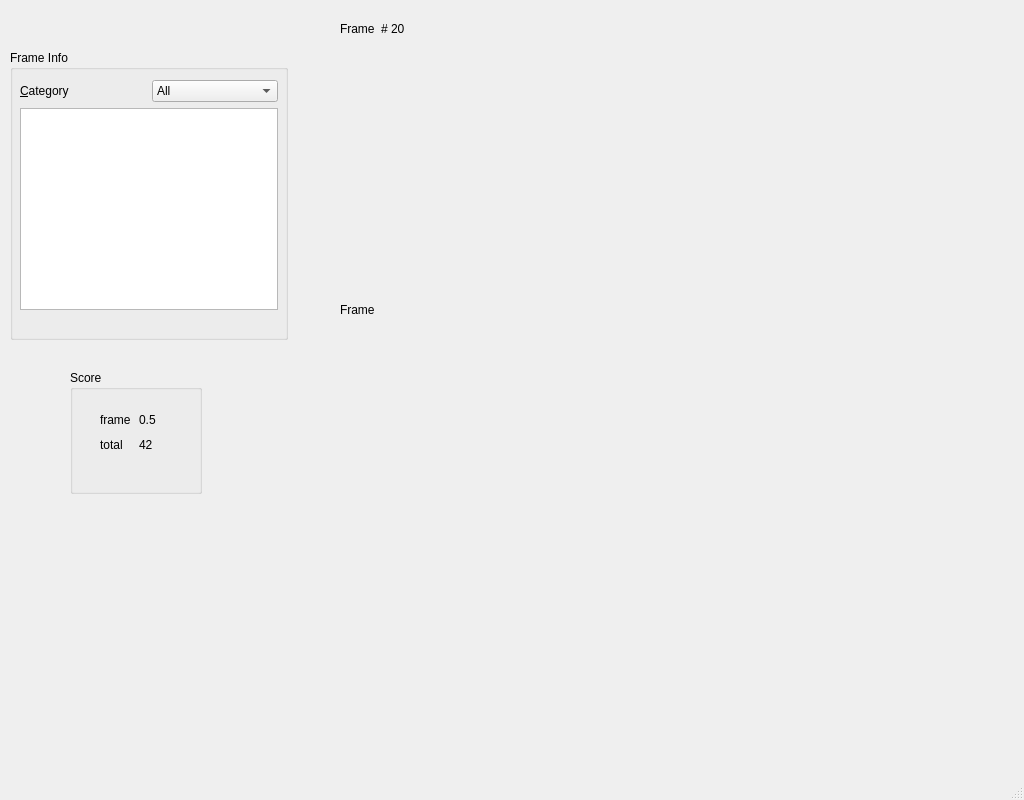
Above: src/lib/analyzegoldenwindow.ui from eala/mediaAlgoManager before the change. Below: the same form after it.
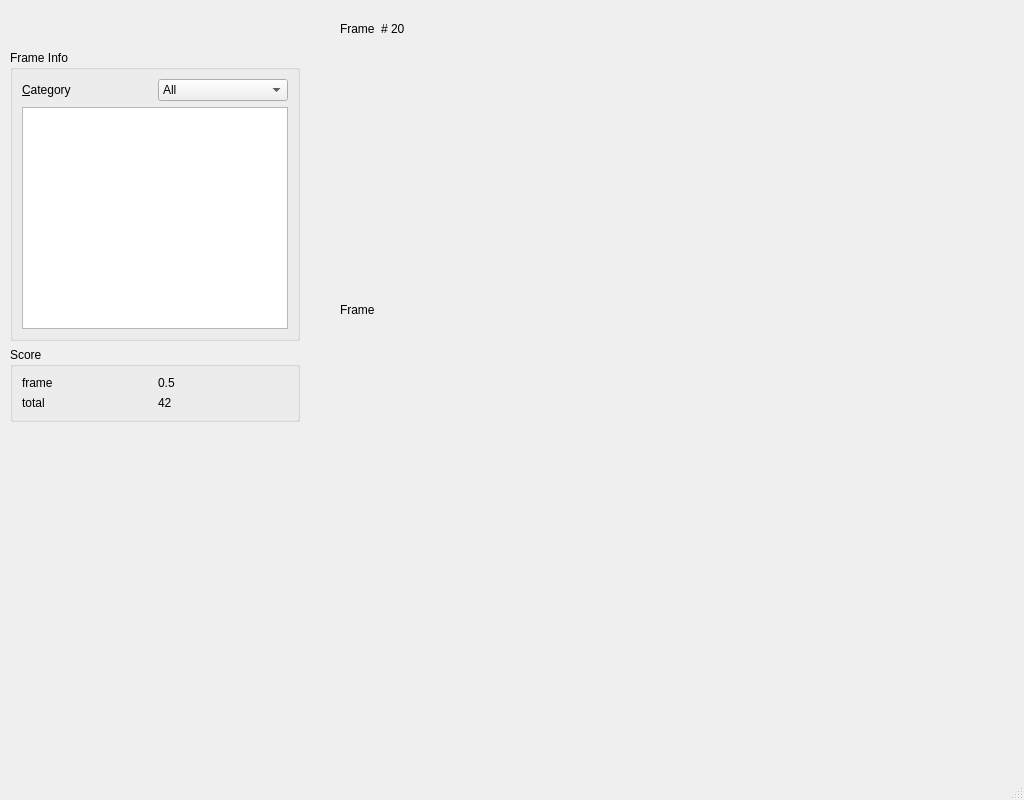
That is the form after the change.

```diff
--- a/src/lib/analyzegoldenwindow.ui
+++ b/src/lib/analyzegoldenwindow.ui
@@ -14,27 +14,62 @@
    <string>MainWindow</string>
   </property>
   <widget class="QWidget" name="centralwidget">
-   <widget class="QGroupBox" name="groupBox">
+   <widget class="QWidget" name="layoutWidget">
+    <property name="geometry">
+     <rect>
+      <x>340</x>
+      <y>20</y>
+      <width>76</width>
+      <height>18</height>
+     </rect>
+    </property>
+    <layout class="QHBoxLayout" name="horizontalLayout_3">
+     <item>
+      <widget class="QLabel" name="label">
+       <property name="text">
+        <string>Frame</string>
+       </property>
+      </widget>
+     </item>
+     <item>
+      <widget class="QLabel" name="label_2">
+       <property name="text">
+        <string># 20</string>
+       </property>
+      </widget>
+     </item>
+    </layout>
+   </widget>
+   <widget class="QLabel" name="frameLabel">
+    <property name="geometry">
+     <rect>
+      <x>340</x>
+      <y>70</y>
+      <width>640</width>
+      <height>480</height>
+     </rect>
+    </property>
+    <property name="text">
+     <string>Frame</string>
+    </property>
+   </widget>
+   <widget class="QWidget" name="">
     <property name="geometry">
      <rect>
       <x>10</x>
       <y>50</y>
-      <width>278</width>
-      <height>290</height>
+      <width>290</width>
+      <height>372</height>
      </rect>
     </property>
+    <layout class="QVBoxLayout" name="verticalLayout_4">
+     <item>
+      <widget class="QGroupBox" name="groupBox">
     <property name="title">
      <string>Frame Info</string>
     </property>
-    <widget class="QWidget" name="layoutWidget">
-     <property name="geometry">
-      <rect>
-       <x>10</x>
-       <y>30</y>
-       <width>258</width>
-       <height>230</height>
-      </rect>
-     </property>
+       <layout class="QGridLayout" name="gridLayout_2">
+        <item row="0" column="0">
      <layout class="QVBoxLayout" name="verticalLayout_3">
       <item>
        <layout class="QHBoxLayout" name="horizontalLayout_2">
@@ -78,29 +113,17 @@
        <widget class="QTableView" name="tableView"/>
       </item>
      </layout>
-    </widget>
-   </widget>
+        </item>
+       </layout>
+      </widget>
+     </item>
+     <item>
    <widget class="QGroupBox" name="groupBox_2">
-    <property name="geometry">
-     <rect>
-      <x>70</x>
-      <y>370</y>
-      <width>132</width>
-      <height>124</height>
-     </rect>
-    </property>
     <property name="title">
      <string>Score</string>
     </property>
-    <widget class="QWidget" name="layoutWidget">
-     <property name="geometry">
-      <rect>
-       <x>30</x>
-       <y>40</y>
-       <width>72</width>
-       <height>44</height>
-      </rect>
-     </property>
+       <layout class="QGridLayout" name="gridLayout">
+        <item row="0" column="0">
      <layout class="QHBoxLayout" name="horizontalLayout">
       <item>
        <layout class="QVBoxLayout" name="verticalLayout">
@@ -139,47 +162,12 @@
        </layout>
       </item>
      </layout>
-    </widget>
-   </widget>
-   <widget class="QWidget" name="layoutWidget">
-    <property name="geometry">
-     <rect>
-      <x>340</x>
-      <y>20</y>
-      <width>76</width>
-      <height>18</height>
-     </rect>
-    </property>
-    <layout class="QHBoxLayout" name="horizontalLayout_3">
-     <item>
-      <widget class="QLabel" name="label">
-       <property name="text">
-        <string>Frame</string>
-       </property>
-      </widget>
-     </item>
-     <item>
-      <widget class="QLabel" name="label_2">
-       <property name="text">
-        <string># 20</string>
-       </property>
+        </item>
+       </layout>
       </widget>
      </item>
     </layout>
    </widget>
-   <widget class="QLabel" name="frameLabel">
-    <property name="geometry">
-     <rect>
-      <x>340</x>
-      <y>70</y>
-      <width>640</width>
-      <height>480</height>
-     </rect>
-    </property>
-    <property name="text">
-     <string>Frame</string>
-    </property>
-   </widget>
   </widget>
   <widget class="QMenuBar" name="menubar">
    <property name="geometry">
```
Lines whose indentation alone changed are shown as unchanged.
